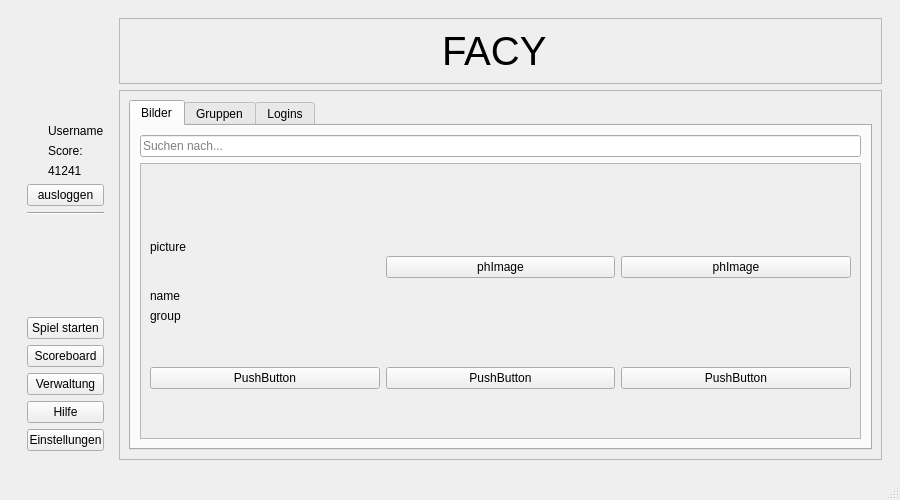
Old version of the form Facy-Client/frmmain.ui in the repository Rompack853/Facy-Client.
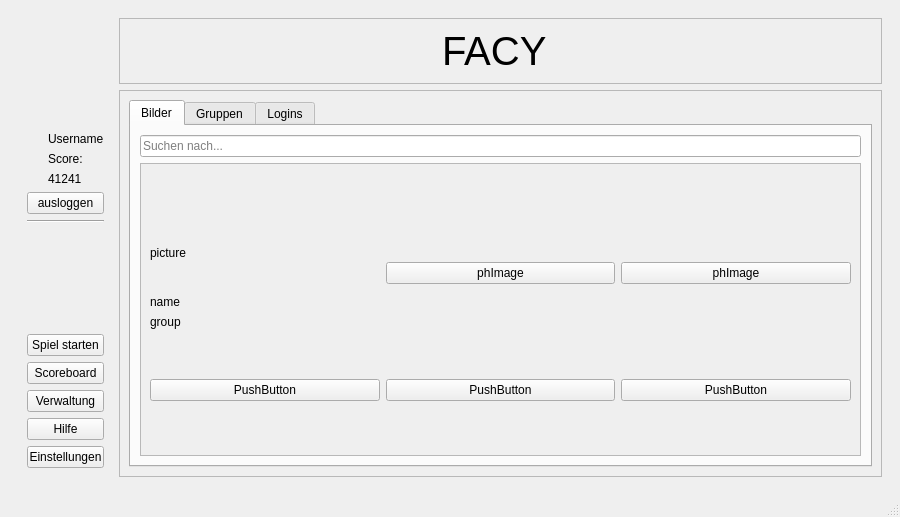
New version of the form. The open tabs and pages were chosen to show the change. Icons and pictures are not drawn.

```diff
--- a/Facy-Client/frmmain.ui
+++ b/Facy-Client/frmmain.ui
@@ -7,7 +7,7 @@
     <x>0</x>
     <y>0</y>
     <width>900</width>
-    <height>500</height>
+    <height>517</height>
    </rect>
   </property>
   <property name="windowTitle">
@@ -915,7 +915,7 @@
                      <x>0</x>
                      <y>0</y>
                      <width>612</width>
-                     <height>210</height>
+                     <height>227</height>
                     </rect>
                    </property>
                    <layout class="QVBoxLayout" name="verticalLayout_2">
```
Left out of the diff: 4 changed lines with no effect on the pictures.
